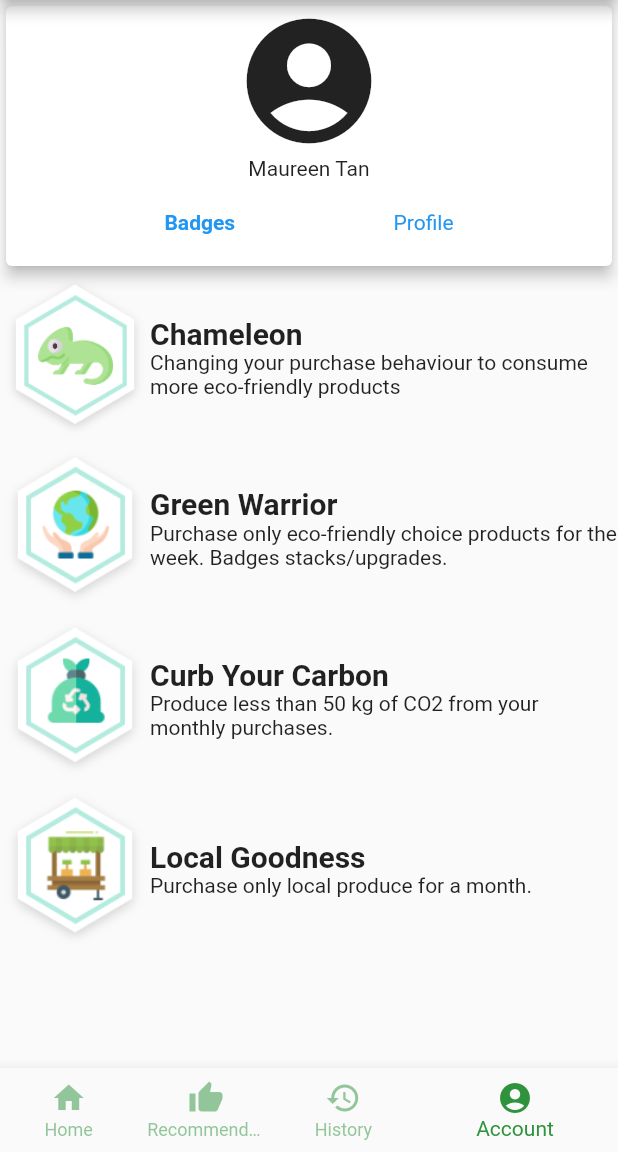
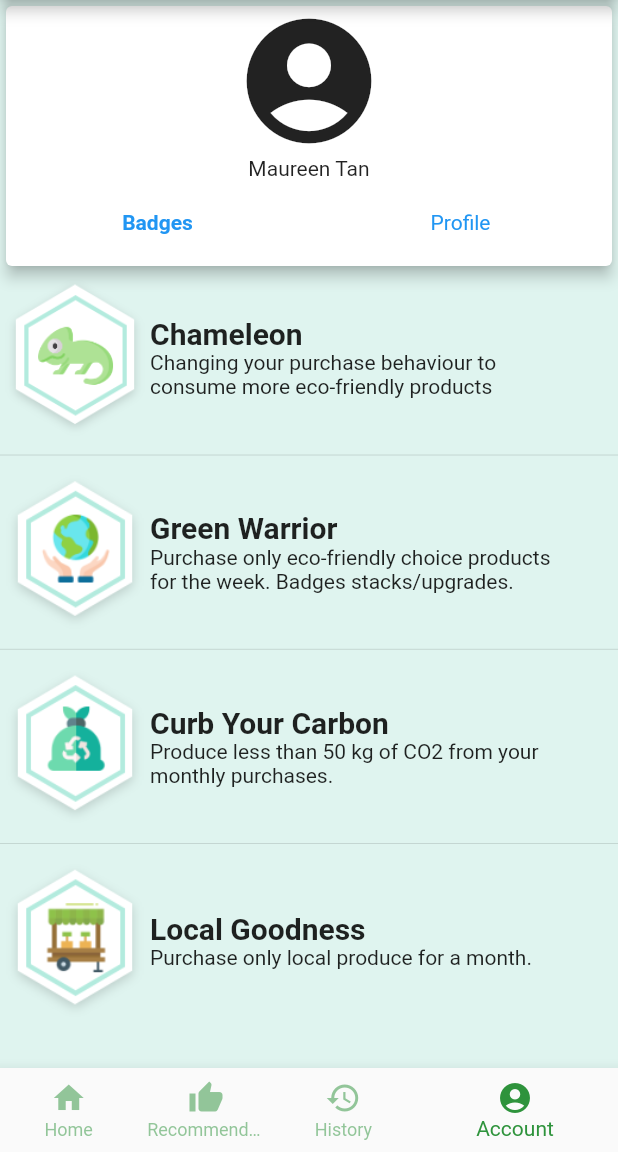
Before and after one commit to kevzzsk/CarbonWallet, a Flutter app: the HomePage screen opened by its route, item 4 of the bottom bar chosen, on a phone screen of 412 x 824 dp, the part 84-1236 px from its top. Run offline on Flutter 3.47's test engine with Material 2 defaults, Android fonts, the phone set to English and light mode, and no system bars; our stand-ins replace expandable, pull_to_refresh; network calls fail.

Commit message:
Minor Fix

```diff
--- a/lib/account.dart
+++ b/lib/account.dart
@@ -6,6 +6,7 @@ class AccountPage extends StatefulWidget {
 }
 
 class _AccountPageState extends State<AccountPage> {
+  int selectedTab = 0;
   List badges = [
     {
       "name": "Chameleon",
@@ -34,7 +35,8 @@ class _AccountPageState extends State<AccountPage> {
 
   @override
   Widget build(BuildContext context) {
-    return SingleChildScrollView(
+    return Container(
+      color: Theme.of(context).primaryColor.withOpacity(0.2),
       child: Column(
         crossAxisAlignment: CrossAxisAlignment.center,
         mainAxisAlignment: MainAxisAlignment.start,
@@ -58,18 +60,45 @@ class _AccountPageState extends State<AccountPage> {
                     height: 20,
                   ),
                   Row(
-                  mainAxisAlignment: MainAxisAlignment.spaceEvenly,
                     children: <Widget>[
-                    InkWell(
+                      Expanded(
+                        child: Center(
+                          child: InkWell(
+                            highlightColor: Colors.transparent,
                             child: Text(
                               "Badges",
-                        style: TextStyle(color: Colors.blue,fontWeight: FontWeight.w600),
+                              style: TextStyle(
+                                  color: Colors.blue,
+                                  fontWeight: selectedTab == 0
+                                      ? FontWeight.w600
+                                      : FontWeight.w400),
+                            ),
+                            onTap: () {
+                              setState(() {
+                                selectedTab = 0;
+                              });
+                            },
                           ),
                         ),
-                    InkWell(
+                      ),
+                      Expanded(
+                        child: Center(
+                          child: InkWell(
+                            highlightColor: Colors.transparent,
                             child: Text(
                               "Profile",
-                        style: TextStyle(color: Colors.blue),
+                              style: TextStyle(
+                                  color: Colors.blue,
+                                  fontWeight: selectedTab == 1
+                                      ? FontWeight.w600
+                                      : FontWeight.w400),
+                            ),
+                            onTap: () {
+                              setState(() {
+                                selectedTab = 1;
+                              });
+                            },
+                          ),
                         ),
                       )
                     ],
@@ -78,9 +107,53 @@ class _AccountPageState extends State<AccountPage> {
               ),
             ),
           ),
-        ListView.builder(
+          buildContent(selectedTab)
+        ],
+      ),
+    );
+  }
+
+  buildContent(index) {
+    switch (index) {
+      case 0:
+        return buildBadges();
+      case 1:
+        return buildProfile();
+      default:
+        return buildBadges();
+    }
+  }
+
+  buildProfile() {
+    return ListView(
+      shrinkWrap: true,
+      children: <Widget>[
+        ListTile(
+          title: Text("Username"),
+        ),
+        ListTile(
+          title: Text("Date Of Birth"),
+        ),
+        ListTile(
+          title: Text("Name"),
+        ),
+        ListTile(
+          title: Text("Name"),
+        ),
+        ListTile(
+          title: Text("Name"),
+        ),
+      ],
+    );
+  }
+
+  ListView buildBadges() {
+    return ListView.separated(
       shrinkWrap: true,
       physics: ClampingScrollPhysics(),
+      separatorBuilder: (context,index){
+       return  Divider();
+      },
       itemCount: badges.length,
       itemBuilder: (context, index) {
         return Row(
@@ -91,23 +164,23 @@ class _AccountPageState extends State<AccountPage> {
             Container(
                 width: 100, child: Image.asset(badges[index]['badgeUrl'])),
             Expanded(
+              child: Padding(
+                padding: const EdgeInsets.only(right: 35),
                 child: Column(
                   crossAxisAlignment: CrossAxisAlignment.start,
                   children: <Widget>[
                     Text(
                       badges[index]['name'],
-                        style: TextStyle(
-                            fontSize: 20, fontWeight: FontWeight.w600),
+                      style: TextStyle(fontSize: 20, fontWeight: FontWeight.w600),
                     ),
                     Text(badges[index]['description'])
                   ],
+                ),
               ),
             )
           ],
         );
       },
-        )
-      ],
-    ));
+    );
   }
 }
```
Also changed, not shown: lib/recommendation.dart (+68 -35 lines), 2 other files. Lines whose indentation alone changed are shown as unchanged.
